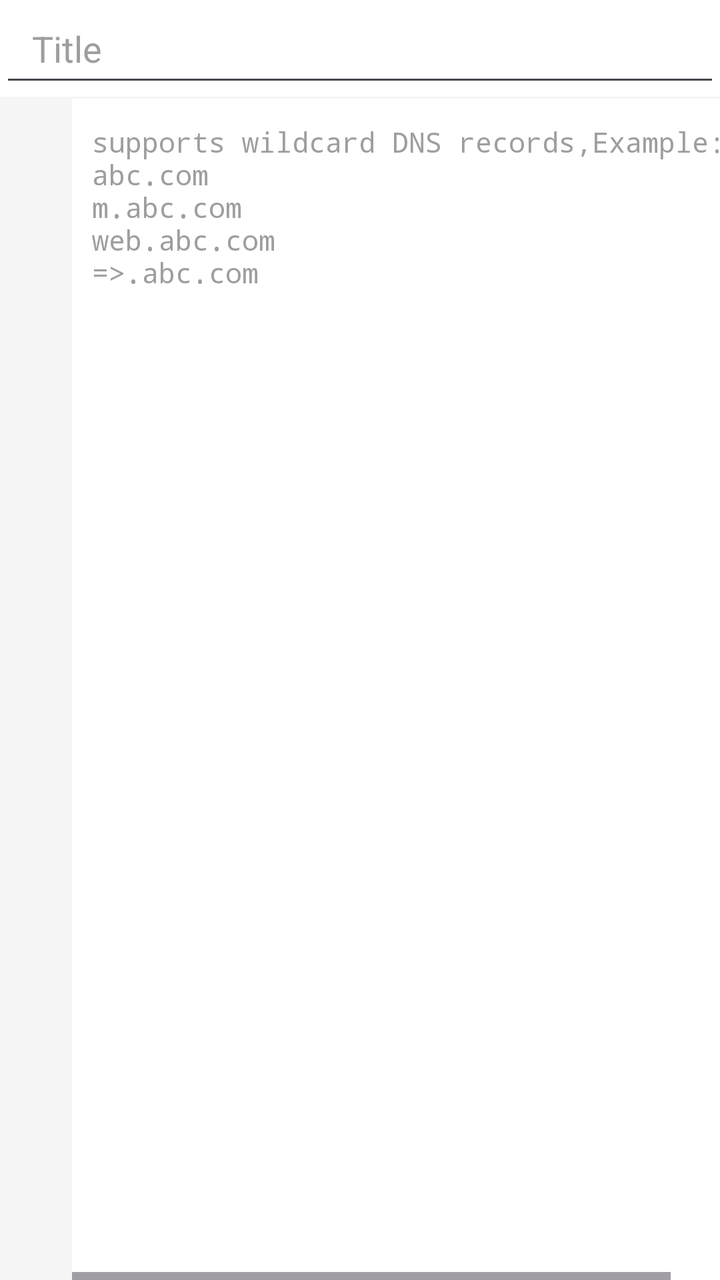
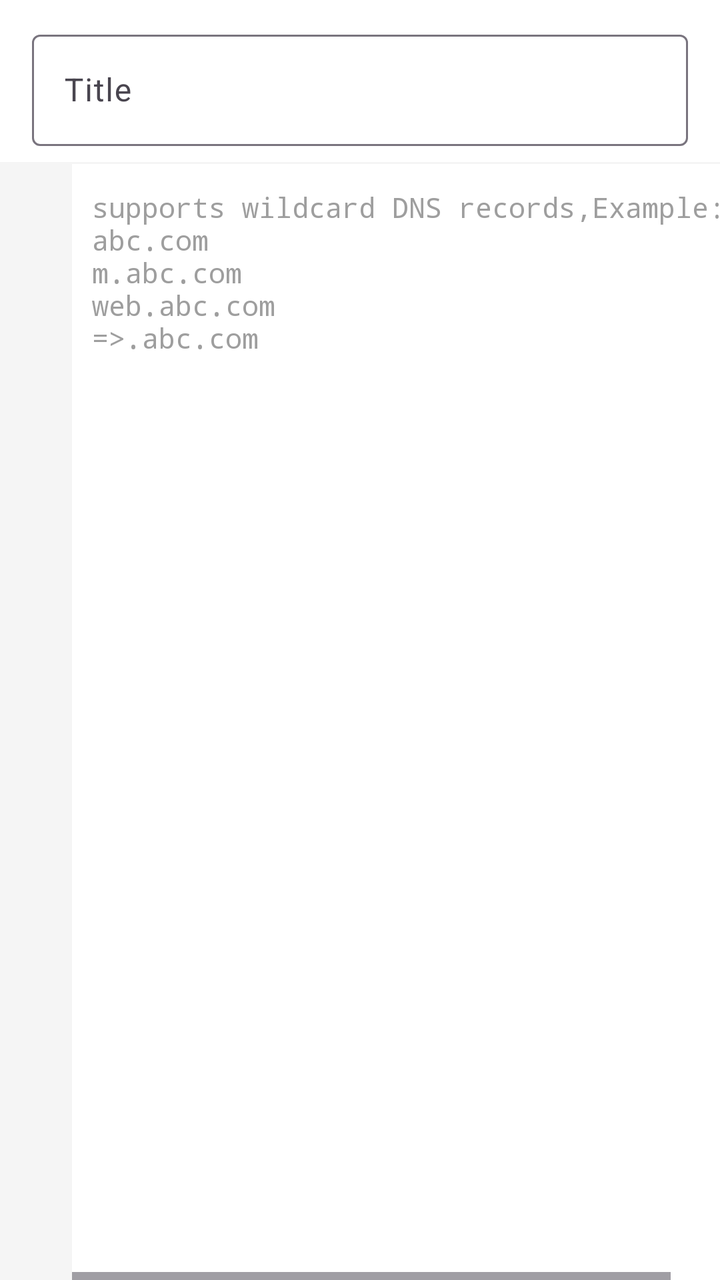

Compare the two renders of this Android layout. The source of the first and the diff that turns it into the second are given below.
<!-- AndroidManifest.xml: application theme AppTheme -->
<!-- res/layout/activity_host_edit.xml -->
<?xml version="1.0" encoding="utf-8"?>
<LinearLayout xmlns:android="http://schemas.android.com/apk/res/android"
    android:layout_width="match_parent"
    android:layout_height="match_parent"
    android:orientation="vertical"
    android:background="@color/content_bg">

    <EditText
        android:id="@+id/edit_title"
        android:layout_width="match_parent"
        android:layout_height="wrap_content"
        android:paddingLeft="16dp"
        android:paddingRight="16dp"
        android:paddingTop="12dp"
        android:paddingBottom="12dp"
        android:hint="@string/title"
        android:textColor="@color/content_text"
        android:textColorHint="@color/hint_text"
        android:inputType="text"
        android:singleLine="true" />

    <View
        android:layout_width="match_parent"
        android:layout_height="1dp"
        android:background="@color/gutter_bg" />

    <ScrollView
        android:layout_width="match_parent"
        android:layout_height="0dp"
        android:layout_weight="1"
        android:fillViewport="true">

        <LinearLayout
            android:layout_width="match_parent"
            android:layout_height="match_parent"
            android:orientation="horizontal">

            <TextView
                android:id="@+id/line_numbers"
                android:layout_width="wrap_content"
                android:layout_height="match_parent"
                android:background="@color/gutter_bg"
                android:fontFamily="monospace"
                android:textSize="14sp"
                android:textColor="@color/line_num"
                android:gravity="top|end"
                android:paddingLeft="10dp"
                android:paddingRight="10dp"
                android:paddingTop="12dp"
                android:minWidth="36dp" />

            <HorizontalScrollView
                android:layout_width="match_parent"
                android:layout_height="match_parent"
                android:scrollbars="horizontal">

                <EditText
                    android:id="@+id/edit_content"
                    android:layout_width="wrap_content"
                    android:layout_height="match_parent"
                    android:fontFamily="monospace"
                    android:textSize="14sp"
                    android:textColor="@color/content_text"
                    android:textColorHint="@color/hint_text"
                    android:inputType="textMultiLine|textNoSuggestions"
                    android:gravity="top"
                    android:background="@null"
                    android:paddingLeft="10dp"
                    android:paddingTop="12dp"
                    android:paddingRight="24dp"
                    android:hint="@string/info" />
            </HorizontalScrollView>
        </LinearLayout>
    </ScrollView>
</LinearLayout>
<!-- resources referenced by this layout -->
<resources>
  <color name="content_bg">#FFFFFF</color>
  <color name="content_text">#212121</color>
  <color name="gutter_bg">#F5F5F5</color>
  <color name="hint_text">#9E9E9E</color>
  <color name="line_num">#999999</color>
  <string name="info">supports wildcard DNS records,Example:\nabc.com\nm.abc.com\nweb.abc.com\n=&gt;.abc.com</string>
  <string name="title">Title</string>
  <style name="AppTheme" parent="Theme.Material3.DayNight">
          <item name="colorPrimary">@color/brand_primary</item>
          <item name="colorOnPrimary">@color/brand_on_primary</item>
          <item name="colorPrimaryContainer">@color/brand_primary_container</item>
          <item name="colorOnPrimaryContainer">@color/brand_on_primary_container</item>
          
          <item name="alertDialogTheme">@style/AppAlertDialog</item>
          
          <item name="materialAlertDialogTheme">@style/AppMaterialAlertDialog</item>
          
          <item name="android:statusBarColor">?attr/colorSurface</item>
          <item name="android:windowLightStatusBar" tools:targetApi="23">@bool/is_light_theme</item>
          <item name="android:navigationBarColor">?attr/colorSurface</item>
          <item name="android:windowLightNavigationBar" tools:targetApi="27">@bool/is_light_theme</item>
          
          <item name="android:windowOptOutEdgeToEdgeEnforcement" tools:targetApi="35">true</item>
      </style>
  <color name="brand_primary">#0277BD</color>
  <color name="brand_on_primary">#FFFFFF</color>
  <color name="brand_primary_container">#CBE6FF</color>
  <color name="brand_on_primary_container">#001D34</color>
  <style name="AppAlertDialog" parent="Theme.Material3.DayNight.Dialog.Alert" />
  <style name="AppMaterialAlertDialog" parent="ThemeOverlay.Material3.MaterialAlertDialog" />
</resources>

<!-- the commit's change to res/layout/activity_host_edit.xml (unified diff, before → after) -->
@@ -1,23 +1,30 @@
 <?xml version="1.0" encoding="utf-8"?>
 <LinearLayout xmlns:android="http://schemas.android.com/apk/res/android"
+    xmlns:app="http://schemas.android.com/apk/res-auto"
     android:layout_width="match_parent"
     android:layout_height="match_parent"
     android:orientation="vertical"
     android:background="@color/content_bg">
 
-    <EditText
-        android:id="@+id/edit_title"
+    <com.google.android.material.textfield.TextInputLayout
+        android:id="@+id/edit_title_layout"
+        style="@style/Widget.Material3.TextInputLayout.OutlinedBox"
         android:layout_width="match_parent"
         android:layout_height="wrap_content"
-        android:paddingLeft="16dp"
-        android:paddingRight="16dp"
-        android:paddingTop="12dp"
-        android:paddingBottom="12dp"
-        android:hint="@string/title"
-        android:textColor="@color/content_text"
-        android:textColorHint="@color/hint_text"
-        android:inputType="text"
-        android:singleLine="true" />
+        android:layout_marginLeft="16dp"
+        android:layout_marginRight="16dp"
+        android:layout_marginTop="12dp"
+        android:layout_marginBottom="8dp"
+        android:hint="@string/title">
+
+        <com.google.android.material.textfield.TextInputEditText
+            android:id="@+id/edit_title"
+            android:layout_width="match_parent"
+            android:layout_height="wrap_content"
+            android:inputType="text"
+            android:maxLines="1"
+            android:textColor="@color/content_text" />
+    </com.google.android.material.textfield.TextInputLayout>
 
     <View
         android:layout_width="match_parent"
